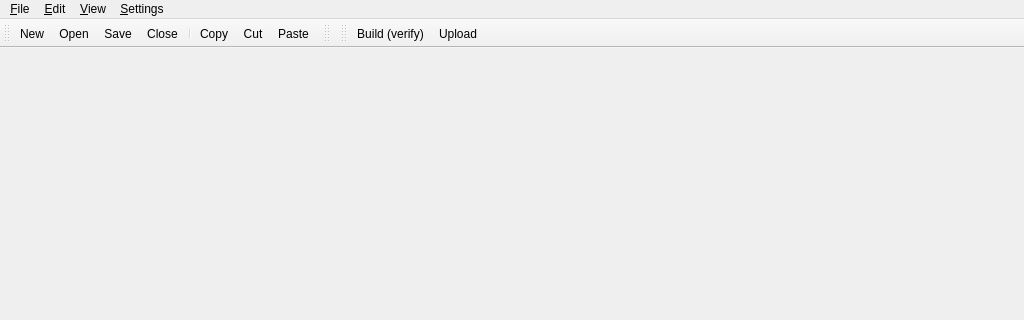
mupuf/arduide, file gui/MainWindow.ui: the form before one commit; both pictures show x 0 to 1024 and y 0 to 320 of the 1024 by 768 pixel window.
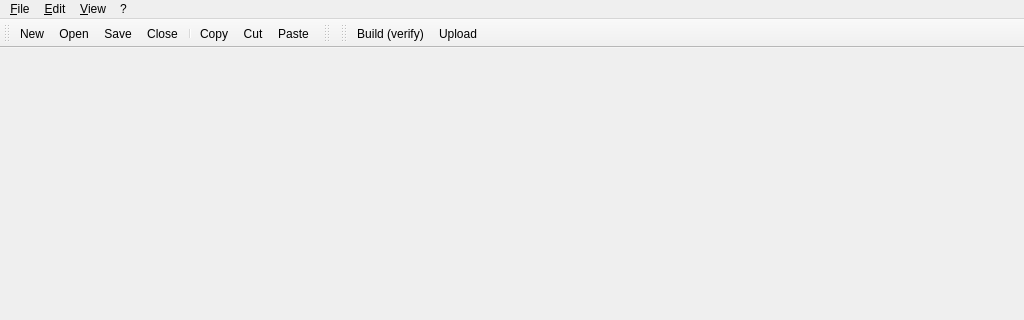
The form after the commit. Icons and pictures are not drawn. Custom widgets are drawn as their Qt base class.

```diff
--- a/gui/MainWindow.ui
+++ b/gui/MainWindow.ui
@@ -20,7 +20,7 @@
      <x>0</x>
      <y>0</y>
      <width>1024</width>
-     <height>19</height>
+     <height>22</height>
     </rect>
    </property>
    <widget class="QMenu" name="menu_File">
@@ -48,16 +48,16 @@
     </property>
     <addaction name="actionToggle_dock"/>
    </widget>
-   <widget class="QMenu" name="menu_Settings">
+   <widget class="QMenu" name="menu">
     <property name="title">
-     <string>&amp;Settings</string>
+     <string>?</string>
     </property>
     <addaction name="action_Configure_the_IDE"/>
    </widget>
    <addaction name="menu_File"/>
    <addaction name="menu_Edit"/>
    <addaction name="menu_View"/>
-   <addaction name="menu_Settings"/>
+   <addaction name="menu"/>
   </widget>
   <widget class="QToolBar" name="toolBar">
    <property name="windowTitle">
```
Left out of the diff: 12 changed lines with no effect on the pictures.
